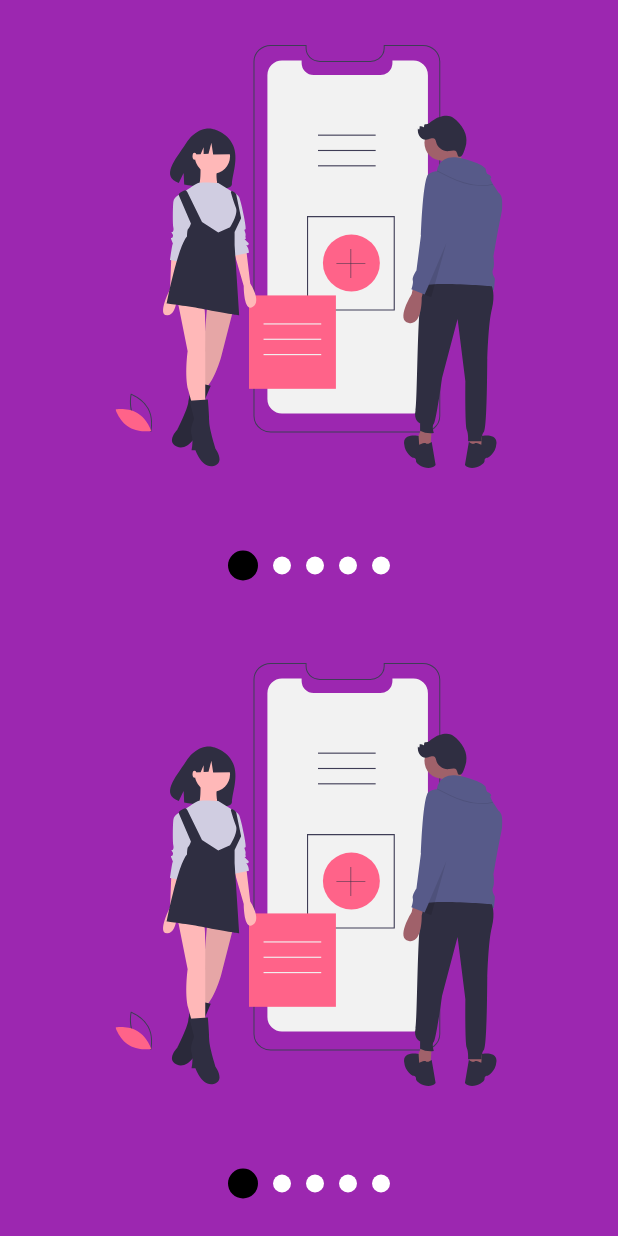
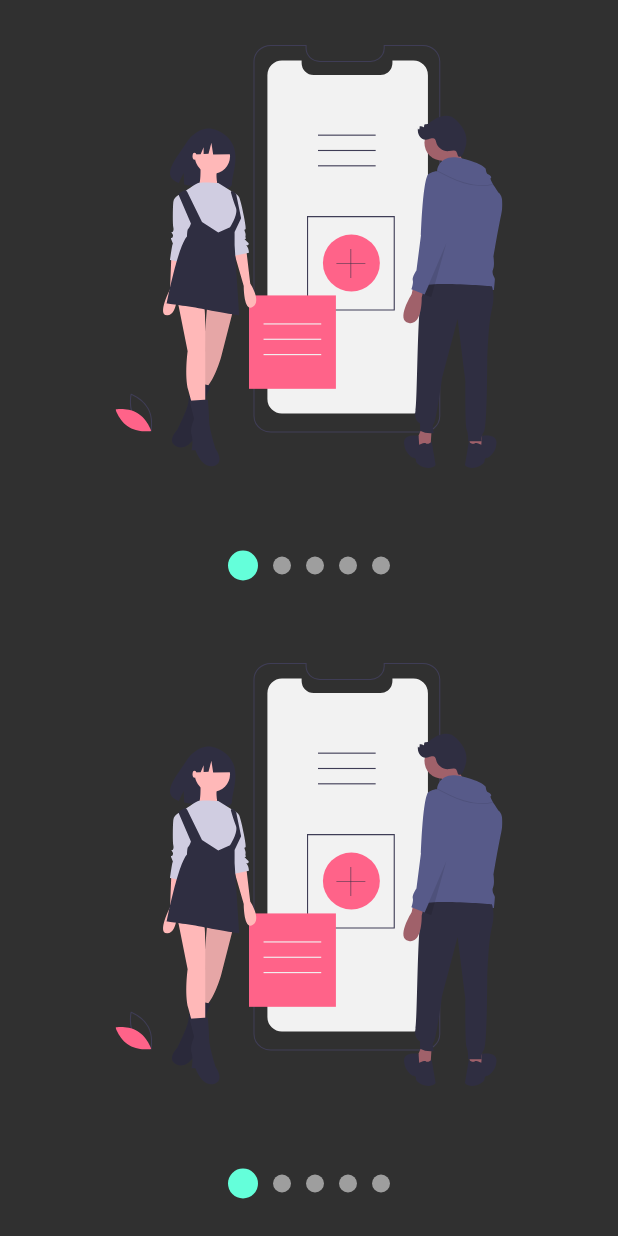
Before and after one commit to irwinet/app_flutter_custom_painter, a Flutter app: the screen it shows after launch, after a tap on "Slideshow", on a phone screen of 412 x 824 dp. Run offline on Flutter 3.47's test engine with Material 2 defaults, Android fonts, the phone set to English and light mode, and no system bars; our stand-ins replace animate_do, flutter_svg, font_awesome_flutter.

Commit message:
Use colors theme

```diff
--- a/lib/pages/launcher_page.dart
+++ b/lib/pages/launcher_page.dart
@@ -24,16 +24,17 @@
 
   @override
   Widget build(BuildContext context) {
+    final appTheme = Provider.of<ThemeChanger>(context).currentTheme;
     return ListView.separated(
       physics: BouncingScrollPhysics(),
       separatorBuilder: (context, i) => Divider(
-        color: Colors.blue,
+        color:appTheme.primaryColorLight,
       ),
       itemCount: pageRoutes.length,
       itemBuilder: (context, i) => ListTile(
-        leading: FaIcon(pageRoutes[i].icon, color: Colors.blue,),
+        leading: FaIcon(pageRoutes[i].icon, color: appTheme.colorScheme.secondary,),
         title: Text(pageRoutes[i].titulo),
-        trailing: Icon(Icons.chevron_right, color: Colors.blue,),
+        trailing: Icon(Icons.chevron_right, color: appTheme.colorScheme.secondary,),
         onTap: (){
           Navigator.push(context, MaterialPageRoute(builder: (context) => pageRoutes[i].page));
         },
@@ -48,6 +49,7 @@
   @override
   Widget build(BuildContext context) {
     final appTheme = Provider.of<ThemeChanger>(context);
+    final accentColor = appTheme.currentTheme.colorScheme.secondary;
     return Drawer(
       child: Container(
         child: Column(
@@ -58,7 +60,7 @@
                 width: double.infinity,
                 height: 200,
                 child: CircleAvatar(
-                  backgroundColor: Colors.blue,
+                  backgroundColor: accentColor,
                   child: Text('IE', style: TextStyle(fontSize: 50),),
                 ),
               ),
@@ -69,10 +71,10 @@
             ),
 
             ListTile(
-              leading: Icon(Icons.lightbulb_outline, color: Colors.blue,),
+              leading: Icon(Icons.lightbulb_outline, color: accentColor,),
               title: Text('Dark Mode'),
               trailing: Switch.adaptive(
-                activeColor: Colors.blue,
+                activeColor: accentColor,
                 value: appTheme.darkTheme,
                 onChanged: (value){
                   appTheme.darkTheme = value;
@@ -86,10 +88,10 @@
               left: false,
               right: false,
               child: ListTile(
-                leading: Icon(Icons.add_to_home_screen, color: Colors.blue,),
+                leading: Icon(Icons.add_to_home_screen, color: accentColor,),
                 title: Text('Custom Theme'),
                 trailing: Switch.adaptive(
-                  activeColor: Colors.blue,
+                  activeColor: accentColor,
                   value: appTheme.customTheme,
                   onChanged: (value){
                     appTheme.customTheme = value;
--- a/lib/pages/slideshow_page.dart
+++ b/lib/pages/slideshow_page.dart
@@ -1,6 +1,8 @@
 import 'package:flutter/material.dart';
 import 'package:flutter_svg/svg.dart';
+import 'package:provider/provider.dart';
 
+import '../theme/theme.dart';
 import '../widgets/slideshow.dart';
 
 class SlideshowPage extends StatelessWidget {
@@ -10,7 +12,7 @@
   @override
   Widget build(BuildContext context) {
     return Scaffold(
-      backgroundColor: Colors.purple,
+      // backgroundColor: Colors.purple,
       body: Column(
         children: <Widget>[
           Expanded(child: MiSlideshow()),
@@ -24,12 +26,14 @@
 class MiSlideshow extends StatelessWidget {
   @override
   Widget build(BuildContext context) {
+    final appTheme = Provider.of<ThemeChanger>(context);
+    final accentColor = appTheme.currentTheme.colorScheme.secondary;
     return Slideshow(
       // puntosArriba: true,
       bulletPrimario : 20,
       bulletSecundario : 12,
-      colorPrimario: Colors.black,
-      colorSecundario: Colors.white,
+      colorPrimario: (appTheme.darkTheme) ? accentColor : Color(0xffFF5A7E),
+      // colorSecundario: Colors.white,
       slides: <Widget>[
         SvgPicture.asset('assets/svgs/slide-1.svg'),
         SvgPicture.asset('assets/svgs/slide-2.svg'),
```
Also changed, not shown: 1 other file.
